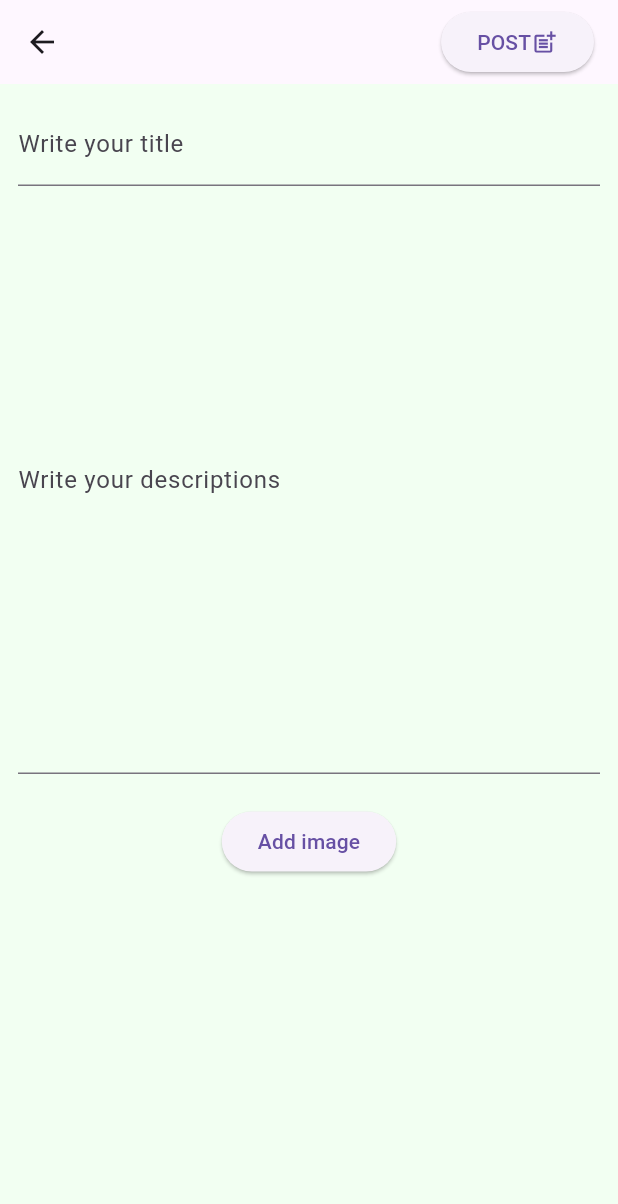
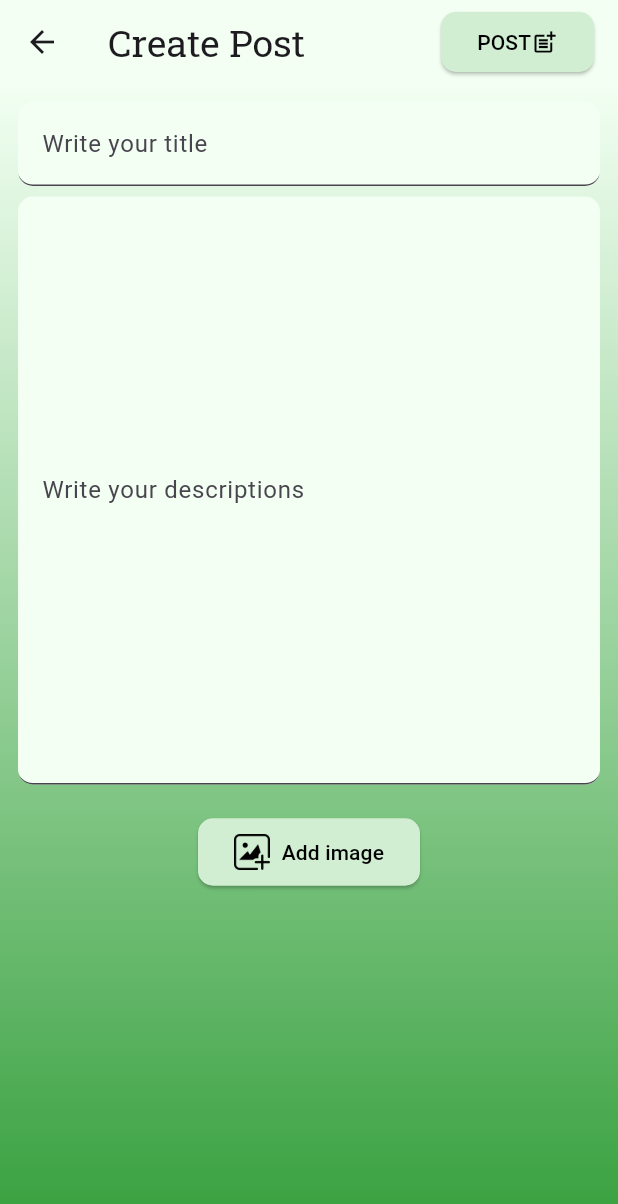
Before and after one commit to GSC2024-TradEco/tradeco-mobile, a Flutter app: the NewPostPage screen opened directly, on a phone screen of 412 x 824 dp. Shown: the top 1204 px of the screen. Run offline on Flutter 3.47's test engine with Material 3 defaults, Android fonts, the light colour scheme and no system bars; our stand-ins replace camera, firebase_auth, firebase_core, google_fonts, image_picker, sign_in_button; missing offline and left inert: flutter_vision; accounts and stored records are empty; network calls fail.

Commit message:
add style to newpost page

```diff
--- a/lib/controllers/waste.dart
+++ b/lib/controllers/waste.dart
@@ -1,7 +1,6 @@
 import 'dart:convert';
 import 'package:http/http.dart' as http;
 import 'package:zero_waste_application/utils/api_endpoints.dart';
-import 'package:zero_waste_application/models/user_waste.dart';
 import 'package:zero_waste_application/models/project.dart';
 
 class WasteController {
--- a/lib/ui/pages/newpost_page.dart
+++ b/lib/ui/pages/newpost_page.dart
@@ -1,8 +1,10 @@
 import 'dart:io';
 import 'package:firebase_auth/firebase_auth.dart';
 import 'package:flutter/material.dart';
+import 'package:google_fonts/google_fonts.dart';
 import 'package:image_picker/image_picker.dart';
 import 'package:zero_waste_application/controllers/post.dart';
+import 'package:zero_waste_application/ui/styles/custom_theme.dart';
 
 class NewPostPage extends StatefulWidget {
   const NewPostPage({super.key});
@@ -32,8 +34,18 @@ class _NewPostPageState extends State<NewPostPage> {
   Widget build(BuildContext context) {
     return Scaffold(
       appBar: AppBar(
+        backgroundColor: Colors.transparent,
         title: Row(
           children: [
+            Text(
+              "Create Post",
+              style: GoogleFonts.robotoSlab(
+                textStyle: TextStyle(
+                  fontSize: 25,
+                  fontWeight: CustomTheme.fontWeight.regular,
+                ),
+              ),
+            ),
             Expanded(child: Container()),
             ElevatedButton(
               onPressed: () async {
@@ -51,6 +63,13 @@ class _NewPostPageState extends State<NewPostPage> {
                   Navigator.of(context).pop();
                 }
               },
+              style: ElevatedButton.styleFrom(
+                shape: RoundedRectangleBorder(
+                  borderRadius: BorderRadius.circular(10),
+                ),
+                backgroundColor: CustomTheme.color.base2,
+                foregroundColor: Colors.black,
+              ),
               child: const Row(
                 children: [
                   Text("POST"),
@@ -63,19 +82,38 @@ class _NewPostPageState extends State<NewPostPage> {
       ),
       body: Container(
         padding: const EdgeInsets.all(12),
+        decoration: BoxDecoration(
+          gradient: LinearGradient(
+            begin: Alignment.bottomCenter,
+            end: Alignment.topCenter,
+            colors: CustomTheme.color.gradientBackground1,
+          ),
+        ),
         child: Column(
           children: [
             TextField(
               controller: titleController,
-              decoration:
-                  const InputDecoration(label: Text("Write your title")),
+              decoration: InputDecoration(
+                label: const Text("Write your title"),
+                border: UnderlineInputBorder(
+                  borderRadius: BorderRadius.circular(10),
+                ),
+                fillColor: CustomTheme.color.background1,
+                filled: true,
+              ),
               keyboardType: TextInputType.multiline,
               maxLines: null,
             ),
+            const SizedBox(height: 7),
             TextField(
               controller: descriptionController,
-              decoration: const InputDecoration(
-                label: Text("Write your descriptions"),
+              decoration: InputDecoration(
+                label: const Text("Write your descriptions"),
+                border: UnderlineInputBorder(
+                  borderRadius: BorderRadius.circular(10),
+                ),
+                fillColor: CustomTheme.color.background1,
+                filled: true,
               ),
               keyboardType: TextInputType.multiline,
               minLines: 15,
@@ -100,9 +138,30 @@ class _NewPostPageState extends State<NewPostPage> {
               onPressed: () {
                 getImage(ImageSource.gallery);
               },
-              child: image != null
-                  ? const Text("Change image")
-                  : const Text("Add image"),
+              style: ElevatedButton.styleFrom(
+                backgroundColor: CustomTheme.color.base2,
+                foregroundColor: Colors.black,
+                shape: RoundedRectangleBorder(
+                  borderRadius: BorderRadius.circular(10),
+                ),
+              ),
+              child: SizedBox(
+                width: 100,
+                height: 45,
+                child: Row(
+                  mainAxisAlignment: MainAxisAlignment.spaceBetween,
+                  children: [
+                    Image.asset(
+                      "assets/images/icons/upload-photo.png",
+                      height: 24,
+                      width: 24,
+                    ),
+                    image != null
+                        ? const Text("Change image")
+                        : const Text("Add image"),
+                  ],
+                ),
+              ),
             ),
           ],
         ),
--- a/pubspec.yaml
+++ b/pubspec.yaml
@@ -19,7 +19,7 @@ dependencies:
   flutter_vision: ^1.1.4
   image_picker: ^1.0.7
   google_fonts: ^6.1.0
-  http: ^1.2.1
+  http: 1.2.0
   firebase_core: ^2.25.4
   firebase_auth: ^4.17.4
   intl: ^0.19.0
```
Also changed, not shown: lib/utils/labels.dart (added, +40 -0 lines), pubspec.lock.
